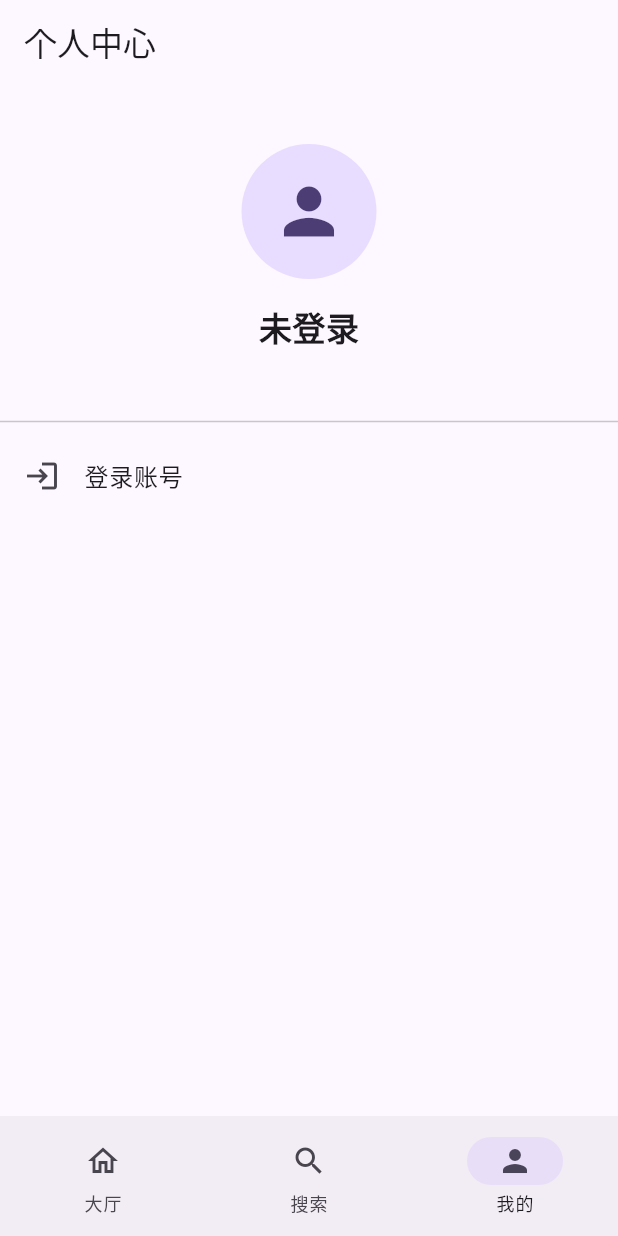
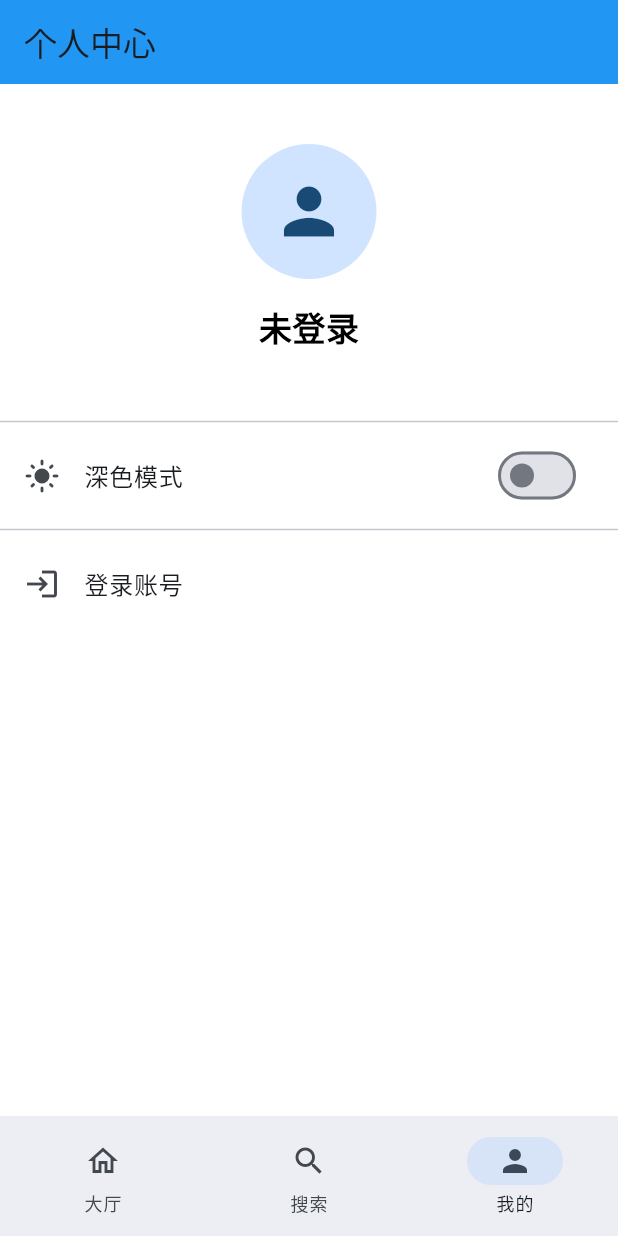
Before and after one commit to fangzny1/GiantessNight_App, a Flutter app: the screen it shows after launch, item 3 of the bottom bar chosen, on a phone screen of 412 x 824 dp. Run offline on Flutter 3.47's test engine with Material 3 defaults, Android fonts, the phone set to English and light mode, and no system bars; our stand-ins replace cookie_jar, dio, dio_cookie_manager, flutter_widget_from_html, shared_preferences, webview_flutter.

Commit message:
[Feat] Add a theme switcher

```diff
--- a/lib/main.dart
+++ b/lib/main.dart
@@ -7,6 +7,8 @@ import 'forum_model.dart';
 import 'thread_list_page.dart';
 import 'search_page.dart'; // 引入搜索页
 import 'favorite_page.dart'; // 引入收藏页
+import 'theme.dart';
+import 'package:provider/provider.dart';
 
 final ValueNotifier<String> currentUser = ValueNotifier("未登录");
 final GlobalKey<_ForumHomePageState> forumKey = GlobalKey();
@@ -15,7 +17,26 @@ void main() async {
   WidgetsFlutterBinding.ensureInitialized();
   final prefs = await SharedPreferences.getInstance();
   currentUser.value = prefs.getString('username') ?? "未登录";
-  runApp(const MyApp());
+
+  // 加载保存的主题模式
+  ThemeMode initialThemeMode;
+  String? savedThemeMode = prefs.getString('themeMode');
+  if (savedThemeMode == 'dark') {
+    initialThemeMode = ThemeMode.dark;
+  } else if (savedThemeMode == 'light') {
+    initialThemeMode = ThemeMode.light;
+  } else {
+    // 默认为 light
+    initialThemeMode = ThemeMode.light;
+  }
+
+  runApp(
+    // 注入 ThemeProvider
+    ChangeNotifierProvider(
+      create: (context) => ThemeProvider(initialThemeMode),
+      child: const MyApp(),
+    ),
+  );
 }
 
 class MyApp extends StatelessWidget {
@@ -23,16 +44,17 @@ class MyApp extends StatelessWidget {
 
   @override
   Widget build(BuildContext context) {
-    return MaterialApp(
-      title: 'GiantessNight',
-      theme: ThemeData(
-        colorScheme: ColorScheme.fromSeed(
-          seedColor: const Color(0xFF6750A4),
-          brightness: Brightness.light,
-        ),
-        useMaterial3: true,
-      ),
-      home: const MainScreen(),
+    // 【修改】使用 Consumer 来监听 ThemeProvider 的变化并构建 MaterialApp
+    return Consumer<ThemeProvider>(
+      builder: (context, themeProvider, child) {
+        return MaterialApp(
+          title: 'GiantessNight',
+          theme: Themes.light,
+          darkTheme: Themes.dark,
+          themeMode: themeProvider.themeMode,
+          home: const MainScreen(),
+        );
+      },
     );
   }
 }
@@ -289,6 +311,8 @@ class ProfilePage extends StatelessWidget {
         valueListenable: currentUser,
         builder: (context, username, child) {
           bool isLogin = username != "未登录";
+          final themeProvider = Provider.of<ThemeProvider>(context);
+
           return ListView(
             children: [
               const SizedBox(height: 40),
@@ -325,6 +349,23 @@ class ProfilePage extends StatelessWidget {
                     );
                   },
                 ),
+              const Divider(),
+
+              // 【新增】主题切换按钮
+              ListTile(
+                leading: Icon(
+                  themeProvider.themeMode == ThemeMode.dark
+                      ? Icons.dark_mode
+                      : Icons.light_mode,
+                ),
+                title: const Text("深色模式"),
+                trailing: Switch(
+                  value: themeProvider.themeMode == ThemeMode.dark,
+                  onChanged: (bool value) {
+                    themeProvider.toggleTheme(value);
+                  },
+                ),
+              ),
               const Divider(),
 
               if (!isLogin)
--- /dev/null
+++ b/lib/theme.dart
@@ -0,0 +1,49 @@
+import 'package:flutter/material.dart';
+import 'package:shared_preferences/shared_preferences.dart';
+
+class Themes {
+  static final light = ThemeData(
+    brightness: Brightness.light,
+    primaryColor: Colors.blue,
+    scaffoldBackgroundColor: Colors.white,
+    appBarTheme: const AppBarTheme(backgroundColor: Colors.blue),
+    textTheme: const TextTheme(bodyMedium: TextStyle(color: Colors.black)),
+    colorScheme: ColorScheme.fromSeed(
+      seedColor: Colors.blue,
+    ).copyWith(secondary: Colors.blueAccent),
+  );
+
+  static final dark = ThemeData(
+    brightness: Brightness.dark,
+    primaryColor: Colors.blueGrey,
+    scaffoldBackgroundColor: Colors.grey[900],
+    appBarTheme: AppBarTheme(backgroundColor: Colors.grey[900]),
+    textTheme: const TextTheme(bodyMedium: TextStyle(color: Colors.white)),
+    colorScheme: ColorScheme.fromSeed(
+      seedColor: Colors.blueGrey,
+      brightness: Brightness.dark,
+    ),
+  );
+}
+
+class ThemeProvider extends ChangeNotifier {
+  ThemeMode _themeMode; // Make it non-nullable and initialized via constructor
+
+  ThemeProvider(this._themeMode); // Constructor to set initial theme mode
+
+  ThemeMode get themeMode => _themeMode;
+
+  void toggleTheme(bool isDark) async {
+    _themeMode = isDark ? ThemeMode.dark : ThemeMode.light;
+    notifyListeners();
+    final prefs = await SharedPreferences.getInstance();
+    await prefs.setString('themeMode', isDark ? 'dark' : 'light');
+  }
+
+  void followSystem() async {
+    _themeMode = ThemeMode.system;
+    notifyListeners();
+    final prefs = await SharedPreferences.getInstance();
+    await prefs.setString('themeMode', 'system');
+  }
+}
--- a/pubspec.yaml
+++ b/pubspec.yaml
@@ -43,6 +43,7 @@ dependencies:
   flutter_widget_from_html: ^0.10.0
   url_launcher: ^6.2.0
   flutter_launcher_icons: ^0.13.1
+  # provider: ^6.0.0
 dev_dependencies:
   flutter_test:
     sdk: flutter
```
